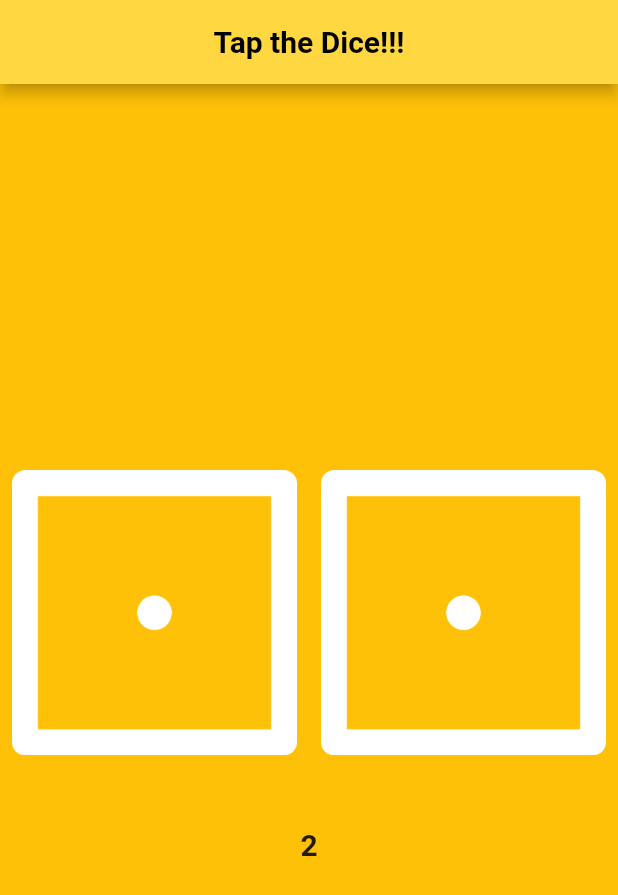
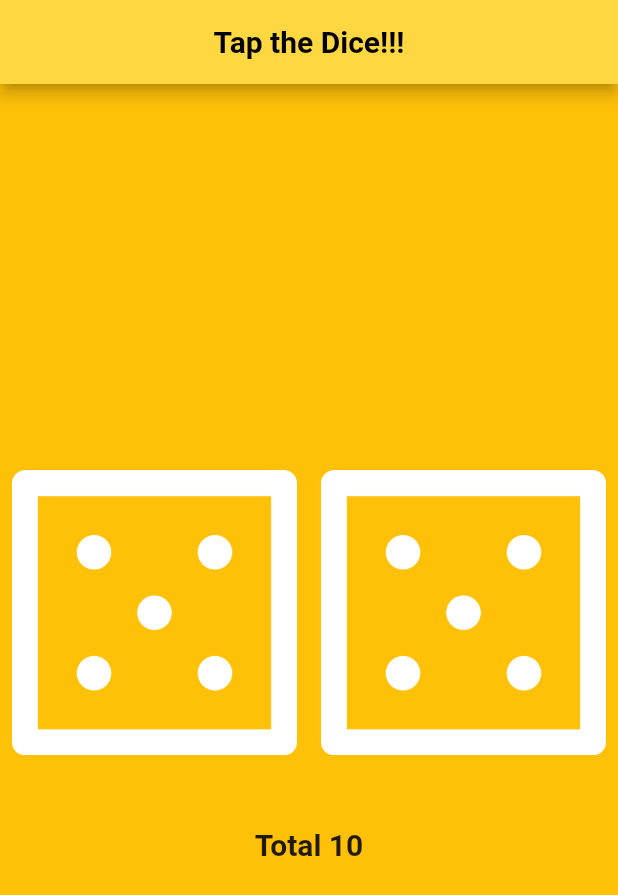
Before and after one commit to ThisIsAnshMalik/dice_app_mobx, a Flutter app: the screen it shows after launch, on a phone screen of 412 x 824 dp. Shown: the top 895 px of the screen. Run offline on Flutter 3.47's test engine with Material 2 defaults, Android fonts, the light colour scheme and no system bars; our stand-ins replace flutter_mobx, mobx; generated files the repository leaves out were written again.

Commit message:
project completed with mobx state management

```diff
--- a/lib/main.dart
+++ b/lib/main.dart
@@ -1,4 +1,6 @@
+import 'package:dice_app_mobx/dice_counter.dart';
 import 'package:flutter/material.dart';
+import 'package:flutter_mobx/flutter_mobx.dart';
 
 void main() {
   runApp(const MyApp());
@@ -27,6 +29,7 @@ class MyHomePage extends StatefulWidget {
 }
 
 class _MyHomePageState extends State<MyHomePage> {
+  final diceCounter = DiceCounter();
   @override
   Widget build(BuildContext context) {
     return Scaffold(
@@ -48,23 +51,34 @@ class _MyHomePageState extends State<MyHomePage> {
               children: [
                 Expanded(
                     child: TextButton(
-                  onPressed: (() {}),
-                  child: Image.asset("assets/Dice1.png"),
-                )),
+                        onPressed: (() => diceCounter.roll()),
+                        child: Observer(
+                          builder: ((context) {
+                            return Image.asset(
+                                'assets/Dice${diceCounter.left}.png');
+                          }),
+                        ))),
                 Expanded(
                     child: TextButton(
-                  onPressed: (() {}),
-                  child: Image.asset("assets/Dice1.png"),
-                ))
+                        onPressed: () => diceCounter.roll(),
+                        child: Observer(
+                          builder: ((context) {
+                            return Image.asset(
+                                ('assets/Dice${diceCounter.right}.png'));
+                          }),
+                        )))
               ],
             ),
             const SizedBox(
               height: 40,
             ),
-            const Text(
-              "2",
-              style: TextStyle(fontSize: 20, fontWeight: FontWeight.bold),
-            )
+            Observer(builder: ((context) {
+              return Text(
+                "Total ${diceCounter.total}",
+                style:
+                    const TextStyle(fontSize: 20, fontWeight: FontWeight.bold),
+              );
+            }))
           ],
         ),
       ),
```
Also changed, not shown: lib/dice_counter.dart (added, +23 -0 lines), lib/dice_counter.g.dart (added).
